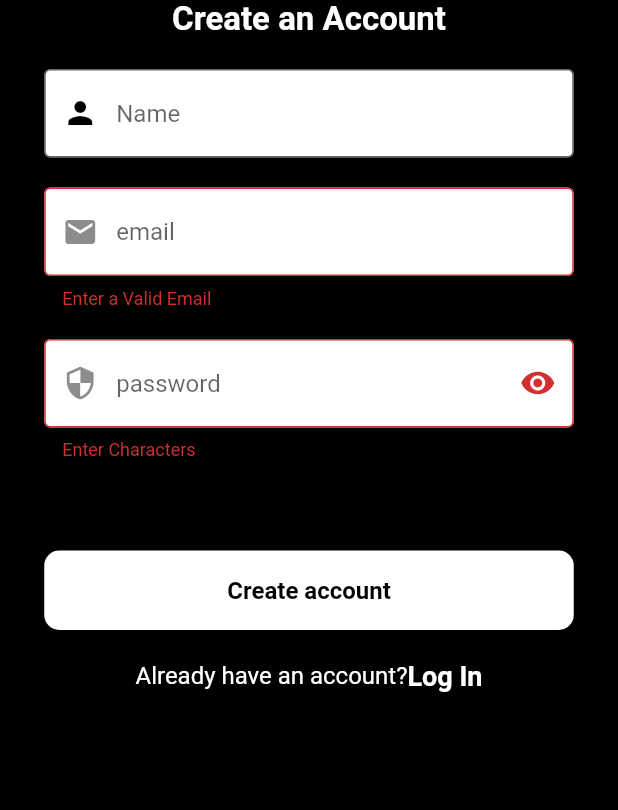
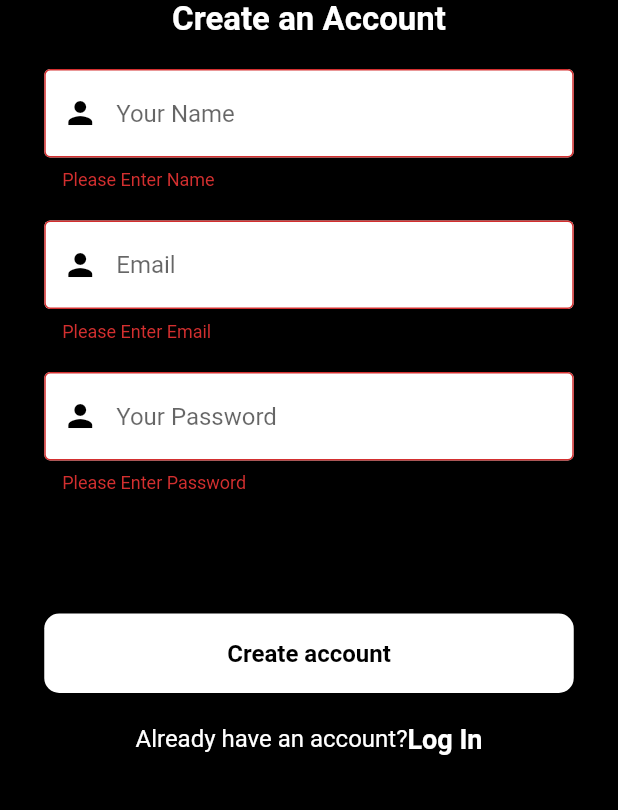
Before and after one commit to prituljogiya/todoapp, a Flutter app: the SignUpScreen screen opened directly, after a tap on "Create account", on a phone screen of 412 x 824 dp, the part 426-1236 px from its top. Run offline on Flutter 3.47's test engine with Material 2 defaults, Android fonts, the light colour scheme and no system bars; our stand-ins replace cloud_firestore, firebase_auth, firebase_core, google_fonts; missing offline and left inert: flutter_gif; accounts and stored records are empty; network calls fail.

Commit message:
validator an textfield different file create

```diff
--- a/lib/main.dart
+++ b/lib/main.dart
@@ -1,5 +1,6 @@
 import 'package:flutter/material.dart';
 import 'package:firebase_core/firebase_core.dart';
+import 'package:todoapp/screens/home_screen.dart';
 import 'package:todoapp/screens/splash.dart';
 import 'dart:async';
 
--- a/lib/screens/reuseable/sidebar.dart
+++ b/lib/screens/reuseable/sidebar.dart
@@ -43,6 +43,11 @@ class _SideBarState extends State<SideBar> {
             style: TextStyle(color: Colors.white),),
             trailing: Icon(Icons.favorite,color: Colors.white,),
           ),
+          ListTile(
+            title: Text("Feedback",
+              style: TextStyle(color: Colors.white),),
+            trailing: Icon(Icons.feedback,color: Colors.white,),
+          ),
           InkWell(
             onTap: (){
               Navigator.push(context, MaterialPageRoute(builder: (context)=>LogInscreen()));
--- a/lib/screens/signup_screen.dart
+++ b/lib/screens/signup_screen.dart
@@ -5,6 +5,9 @@ import 'package:google_fonts/google_fonts.dart';
 import 'package:todoapp/screens/login_screen.dart';
 import 'package:todoapp/screens/reuseable/reuse_widget.dart';
 import 'package:todoapp/screens/welcome_screen.dart';
+import 'package:todoapp/widgets/text_widget.dart';
+import '../validator/validator.dart';
+import '../widgets/tetfield_widget.dart';
 import 'home_screen.dart';
 import 'package:firebase_core/firebase_core.dart';
 
@@ -20,12 +23,12 @@ class _SignUpScreenState extends State<SignUpScreen> {
 
   @override
   Widget build(BuildContext context) {
-    // final GlobalKey<ScaffoldState> scaffoldKey = GlobalKey<ScaffoldState>();
+     final GlobalKey<ScaffoldState> scaffoldKey = GlobalKey<ScaffoldState>();
     var passTextController = TextEditingController();
     var nameController = TextEditingController();
     var emailController = TextEditingController();
     return Scaffold(
-        // key: scaffoldKey,
+       key: scaffoldKey,
         backgroundColor: Colors.black,
         body: Form(
           key: _formKey,
@@ -56,14 +59,7 @@ class _SignUpScreenState extends State<SignUpScreen> {
                   height: 240,
                   child: ReuseableImage(),
                 ),
-                Text(
-                  'Create an Account',
-                  style: GoogleFonts.roboto(
-                    color: Colors.white,
-                    fontWeight: FontWeight.bold,
-                    fontSize: 22,
-                  ),
-                ),
+                TextWidget(title: 'Create an Account', txtSize: 22, txtColor: Colors.white,),
                 SizedBox(
                   height: 20.0,
                 ),
@@ -73,41 +69,21 @@ class _SignUpScreenState extends State<SignUpScreen> {
                     child: Column(
                       mainAxisAlignment: MainAxisAlignment.center,
                       children: [
-                        TextFormField(
-                          controller: nameController,
-                          style: TextStyle(
-                            color: Colors.black,
-                          ),
-                          decoration: InputDecoration(
-                              focusedBorder: OutlineInputBorder(
-                                  borderRadius: BorderRadius.circular(10),
-                                  borderSide: BorderSide()),
-                              hintText: "Name",
-                              prefixIcon: Icon(Icons.person, color: Colors.black),
-                              filled: true,
-                              fillColor: Colors.white,
-                              border: OutlineInputBorder()),
+                        InputTxtField(hintText: "Your Name", controller: nameController, obsecureText: false,validator:nameValidator ,),
+                        const SizedBox(
+                          height: 20,
+                        ),
+                        InputTxtField(hintText: "Email", controller: emailController, obsecureText: false,validator:emailValidator ,),
+                        const SizedBox(
+                          height: 20,
+                        ),
+                        InputTxtField(hintText: "Your Password", controller: passTextController, obsecureText: true,validator:passwordValidator ,),
+                        const SizedBox(
+                          height: 20,
                         ),
                         const SizedBox(
                           height: 20,
                         ),
-                        ReuseableWidget(
-                            icon: Icons.email,
-                            hinttext: 'email',
-                            controller: emailController),
-                        const SizedBox(
-                          height: 20,
-                        ),
-                        ReuseablePass(
-                            icon: Icons.security,
-                            controller: passTextController),
-                        const SizedBox(
-                          height: 20,
-                        ),
-                       /* RuseablePassword(
-                          icon: Icons.security,
-                          controller: confirmPassTextController,
-                        ),*/
                         const SizedBox(
                           height: 20,
                         ),
@@ -144,25 +120,6 @@ class _SignUpScreenState extends State<SignUpScreen> {
                     }on FirebaseAuthException catch(error, stackTrace){
                       print("Error ${error.toString()}");
                     }
-
-
-
-
-
-                  /*  FirebaseAuth.instance
-                        .createUserWithEmailAndPassword(
-                      email: emailController.text,
-                      password: passTextController.text,
-                    )
-                        .then((value) {
-                      print("Creaed a New  UserAccount");
-                      Navigator.push(
-                          context,
-                          MaterialPageRoute(
-                              builder: (context) => HomeScreen()));
-                    }).onError((error, stackTrace) {
-                      print("Error ${error.toString()}");
-                    });*/
                   },
                   child: Container(
                     height: 53,
--- a/lib/screens/splash.dart
+++ b/lib/screens/splash.dart
@@ -16,8 +16,9 @@ class SplashScreen extends StatefulWidget {
 class _SplashScreenState extends State<SplashScreen> {
   @override
   Widget build(BuildContext context) {
-    Timer(Duration(seconds:2),() {
-      Navigator.of(context).pushReplacement(MaterialPageRoute(builder:  (BuildContext context) => WelcomeScreen()));
+    Timer(Duration(seconds: 2), () {
+      Navigator.of(context).pushReplacement(MaterialPageRoute(
+          builder: (BuildContext context) => WelcomeScreen()));
     });
     return Scaffold(
       backgroundColor: Colors.black,
--- /dev/null
+++ b/lib/validator/validator.dart
@@ -0,0 +1,20 @@
+String? Function(String?)? emailValidator = (String? value) {
+  if (value == null || value.isEmpty) {
+    return 'Please Enter Email';
+  } else if (!value.contains('@')) {
+    return 'Please Enter Valid Email';
+  }
+  return null;
+};
+String? Function(String?)? passwordValidator = (String? value) {
+  if (value == null || value.isEmpty) {
+    return 'Please Enter Password';
+  }
+  return null;
+};
+String? Function(String?)? nameValidator = (String? value) {
+  if (value == null || value.isEmpty) {
+    return 'Please Enter Name';
+  }
+  return null;
+};
```
Also changed, not shown: lib/screens/login_screen.dart (+31 -13 lines), lib/screens/reuseable/reuse_widget.dart (+1 -63 lines), lib/widgets/note_card.dart (+8 -2 lines), lib/widgets/tetfield_widget.dart (+12 -24 lines).
